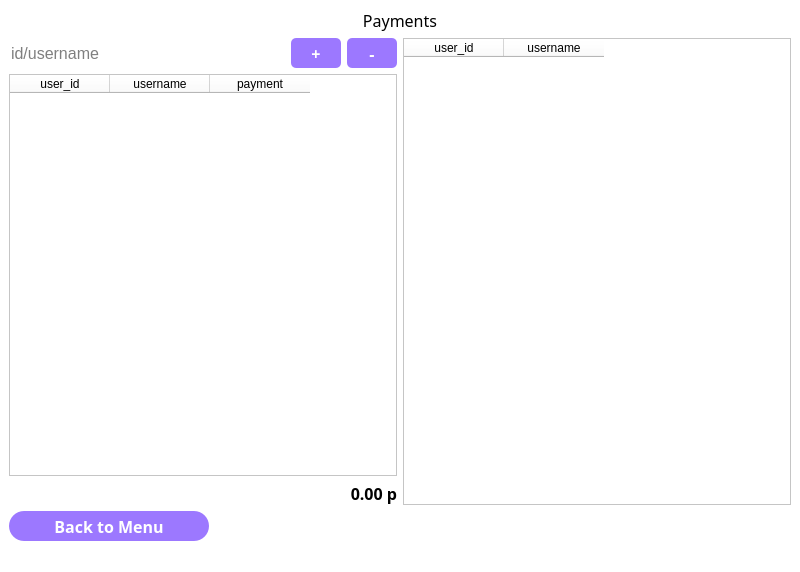
This is Designs/Payments.ui in AlliumPro/statistics-innoprog as Qt 5 draws it before an edit. The edited form follows.
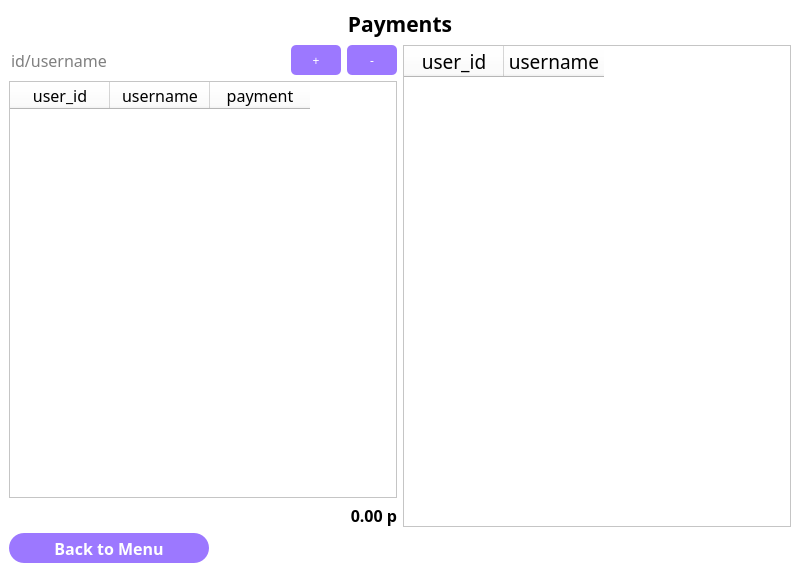
This is the edited form.

Patch:
```diff
--- a/Designs/Payments.ui
+++ b/Designs/Payments.ui
@@ -28,8 +28,10 @@
       </property>
       <property name="font">
        <font>
-        <family>Arial Black</family>
-        <pointsize>12</pointsize>
+        <family>OCR A Extended</family>
+        <pointsize>16</pointsize>
+        <weight>75</weight>
+        <bold>true</bold>
        </font>
       </property>
       <property name="text">
@@ -68,6 +70,7 @@
             </property>
             <property name="font">
              <font>
+              <family>OCR A Extended</family>
               <pointsize>12</pointsize>
              </font>
             </property>
@@ -99,9 +102,6 @@
             <property name="font">
              <font>
               <family>Rubik</family>
-              <pointsize>12</pointsize>
-              <weight>75</weight>
-              <bold>true</bold>
              </font>
             </property>
             <property name="styleSheet">
@@ -150,10 +150,6 @@
             <property name="font">
              <font>
               <family>Rubik</family>
-              <pointsize>12</pointsize>
-              <weight>75</weight>
-              <italic>false</italic>
-              <bold>true</bold>
              </font>
             </property>
             <property name="styleSheet">
@@ -196,20 +192,44 @@
             <verstretch>0</verstretch>
            </sizepolicy>
           </property>
+          <property name="font">
+           <font>
+            <family>OCR A Extended</family>
+           </font>
+          </property>
           <column>
            <property name="text">
             <string>user_id</string>
            </property>
+           <property name="font">
+            <font>
+             <family>OCR A Extended</family>
+             <pointsize>12</pointsize>
+            </font>
+           </property>
           </column>
           <column>
            <property name="text">
             <string>username</string>
            </property>
+           <property name="font">
+            <font>
+             <family>OCR A Extended</family>
+             <pointsize>12</pointsize>
+            </font>
+           </property>
           </column>
           <column>
            <property name="text">
             <string>payment</string>
            </property>
+           <property name="font">
+            <font>
+             <family>OCR A Extended</family>
+             <pointsize>12</pointsize>
+             <kerning>true</kerning>
+            </font>
+           </property>
           </column>
          </widget>
         </item>
@@ -217,7 +237,7 @@
          <widget class="QLabel" name="resultProfit">
           <property name="font">
            <font>
-            <family>Arial Black</family>
+            <family>OCR A Extended</family>
             <pointsize>12</pointsize>
             <weight>75</weight>
             <bold>true</bold>
@@ -238,15 +258,32 @@
       </item>
       <item>
        <widget class="QTableWidget" name="searchTable">
+        <property name="font">
+         <font>
+          <family>OCR A Extended</family>
+         </font>
+        </property>
         <column>
          <property name="text">
           <string>user_id</string>
          </property>
+         <property name="font">
+          <font>
+           <family>OCR A Extended</family>
+           <pointsize>14</pointsize>
+          </font>
+         </property>
         </column>
         <column>
          <property name="text">
           <string>username</string>
          </property>
+         <property name="font">
+          <font>
+           <family>OCR A Extended</family>
+           <pointsize>14</pointsize>
+          </font>
+         </property>
         </column>
        </widget>
       </item>
@@ -268,7 +305,7 @@
       </property>
       <property name="font">
        <font>
-        <family>Arial Black</family>
+        <family>OCR A Extended</family>
         <pointsize>12</pointsize>
         <weight>75</weight>
         <bold>true</bold>
@@ -305,7 +342,6 @@
     </item>
    </layout>
   </widget>
-  <widget class="QStatusBar" name="statusbar"/>
  </widget>
  <resources/>
  <connections/>
```
